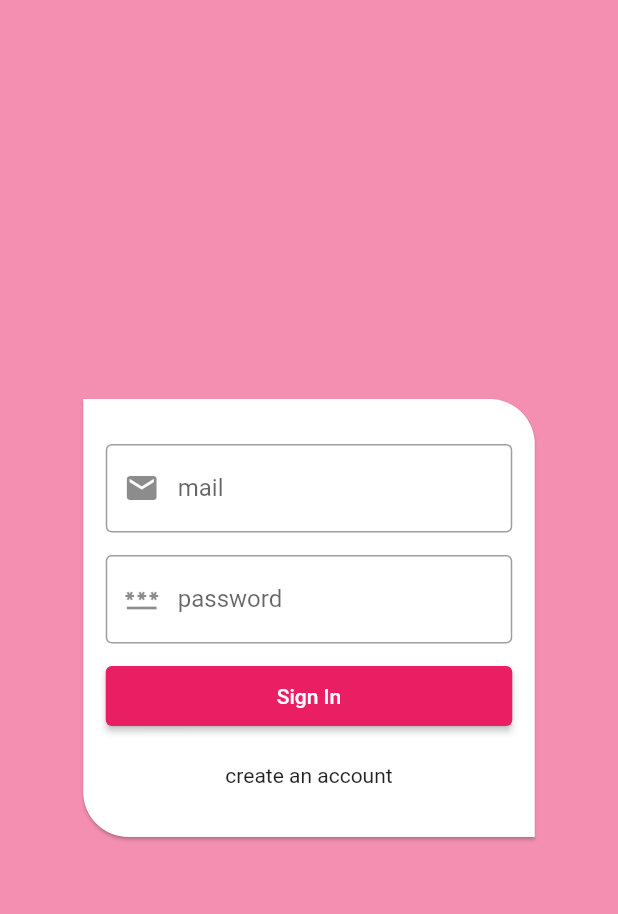
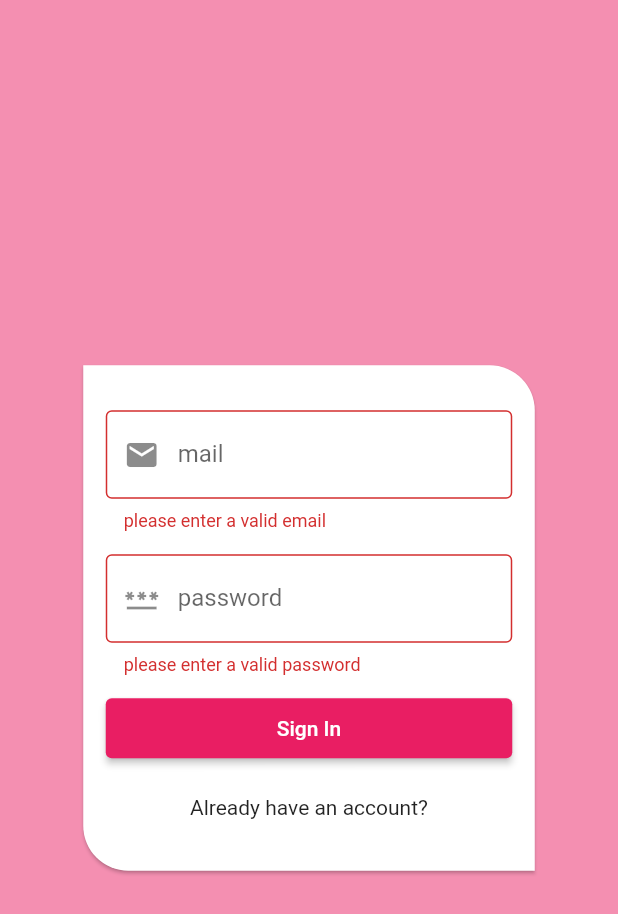
Before and after one commit to Ahmedabdelalem61/chatter-room, a Flutter app: the screen it shows after launch, after a tap on "Sign In", on a phone screen of 412 x 824 dp. Shown: the top 914 px of the screen. Run offline on Flutter 3.47's test engine with Material 2 defaults, Android fonts, the phone set to English and light mode, and no system bars; our stand-ins replace cloud_firestore, firebase_auth, firebase_core, firebase_storage, image_picker; accounts and stored records are empty.

Commit message:
fixing validation and cloud firestore expiration

```diff
--- a/lib/main.dart
+++ b/lib/main.dart
@@ -2,7 +2,6 @@ import 'package:chatterbeings/screens/chat_screen.dart';
 import 'package:firebase_auth/firebase_auth.dart';
 import 'package:firebase_core/firebase_core.dart';
 import 'package:flutter/material.dart';
-
 import 'screens/signin_up_screen.dart';
 
 void main() async{
@@ -20,26 +19,16 @@ void main() async{
 }
 
 class MyApp extends StatelessWidget {
-
-  // This widget is the root of your application.
   @override
   Widget build(BuildContext context) {
     return StreamBuilder(
-      // Initialize FlutterFire:
       stream: FirebaseAuth.instance.authStateChanges(),
       builder: (context, snapshot) {
-        // Check for errors
-
         if (snapshot.hasData) {
           return ChatScreen();
         }else{
           return AuthScreen();
         }
-        return const Center(
-          child:  CircularProgressIndicator(),
-        );
-
-
       },
     );
   }
--- a/lib/screens/chat_screen.dart
+++ b/lib/screens/chat_screen.dart
@@ -9,11 +9,11 @@ class ChatScreen extends StatelessWidget {
   Widget build(BuildContext context) {
     return Scaffold(
       appBar: AppBar(
-        title: Text('Chater'),
+        title: const Text('Chatter'),
         actions: [
           IconButton(
               onPressed: () => FirebaseAuth.instance.signOut(),
-              icon: Icon(Icons.logout))
+              icon: const Icon(Icons.logout))
         ],
       ),
       body: Column(
--- a/lib/screens/signin_up_screen.dart
+++ b/lib/screens/signin_up_screen.dart
@@ -1,5 +1,6 @@
 import 'dart:io';
 
+import 'package:chatterbeings/component/component.dart';
 import 'package:chatterbeings/screens/chat_screen.dart';
 import 'package:cloud_firestore/cloud_firestore.dart';
 import 'package:firebase_storage/firebase_storage.dart';
@@ -13,17 +14,17 @@ class AuthScreen extends StatefulWidget {
 }
 
 class _AuthScreenState extends State<AuthScreen> {
-  String email = '';
-  String username = '';
-  String pass = '';
+  TextEditingController emailController = TextEditingController();
+  TextEditingController usernameController = TextEditingController();
+  TextEditingController passController = TextEditingController();
+  GlobalKey<FormState> formKey = GlobalKey<FormState>();
   bool isLogin = true;
   File? _image = null;
   String imageUrl = '';
   final picker = ImagePicker();
 
-
   Future getImage() async {
-    final pickedFile = await picker.getImage(source: ImageSource.gallery);
+    final pickedFile = await picker.pickImage(source: ImageSource.gallery);
 
     setState(() {
       if (pickedFile != null) {
@@ -39,11 +40,12 @@ class _AuthScreenState extends State<AuthScreen> {
     String authMessages = '';
     if (!isLogin) {
       try {
+        userCredential = await FirebaseAuth.instance
+            .createUserWithEmailAndPassword(
+                email: emailController.text, password: passController.text);
 
-        userCredential = await FirebaseAuth.instance
-            .createUserWithEmailAndPassword(email: email, password: pass);
-
-        var ref = FirebaseStorage.instance.ref()
+        var ref = FirebaseStorage.instance
+            .ref()
             .child('images')
             .child('${userCredential.user!.uid}.jpg');
         await ref.putFile(_image!);
@@ -54,43 +56,29 @@ class _AuthScreenState extends State<AuthScreen> {
             .collection('users/')
             .doc(userCredential.user?.uid)
             .set({
-          'password': pass,
-          'username': username,
-          'email': email,
-          'imageUrl':imageUrl
+          'password': passController.text,
+          'username': usernameController.text,
+          'email': emailController.text,
+          'imageUrl': imageUrl
         });
       } on FirebaseAuthException catch (e) {
-        if (e.code == 'weak-password') {
-          authMessages = e.code;
-          print('The password provided is too weak.');
-          authMessages = e.code;
-        } else if (e.code == 'email-already-in-use') {
-          print('The account already exists for that email.');
-          authMessages = e.code;
-        }
-      } catch (e) {
-        print(e);
-        authMessages = e.toString();
+        showCustomisedAlertDialog(context,
+            exception: e, title: 'filed to register');
       }
     } else {
       try {
-        userCredential = await FirebaseAuth.instance
-            .signInWithEmailAndPassword(email: email, password: pass);
+        userCredential = await FirebaseAuth.instance.signInWithEmailAndPassword(
+            email: emailController.text, password: passController.text);
         FirebaseFirestore.instance
             .collection('users/')
             .doc(userCredential.user?.uid)
             .set({
-          'password': pass,
-          'email': email,
+          'password': passController.text,
+          'email': emailController.text,
         });
       } on FirebaseAuthException catch (e) {
-        if (e.code == 'user-not-found') {
-          authMessages = e.code;
-          print('No user found for that email.');
-        } else if (e.code == 'wrong-password') {
-          authMessages = e.code;
-          print('Wrong password provided for that user.');
-        }
+        showCustomisedAlertDialog(context,
+            exception: e, title: 'filed to login');
       }
     }
 
@@ -103,7 +91,7 @@ class _AuthScreenState extends State<AuthScreen> {
       backgroundColor: Colors.pink[200],
       body: Center(
         child: Container(
-          height: (!isLogin) ? 430 : 300,
+          height: (!isLogin) ? 485 : 345,
           width: MediaQuery.of(context).size.width * .75,
           child: Card(
             shape: const RoundedRectangleBorder(
@@ -115,6 +103,8 @@ class _AuthScreenState extends State<AuthScreen> {
             child: Padding(
               padding: const EdgeInsets.only(
                   top: 30, bottom: 30, right: 15, left: 15),
+              child: Form(
+                key: formKey,
                 child: Column(
                   children: [
                     if (!isLogin)
@@ -123,7 +113,8 @@ class _AuthScreenState extends State<AuthScreen> {
                         children: [
                           CircleAvatar(
                             backgroundColor: Colors.grey[300],
-                          backgroundImage: _image!=null?FileImage(_image!):null,
+                            backgroundImage:
+                                _image != null ? FileImage(_image!) : null,
                           ),
                           OutlinedButton.icon(
                               onPressed: () {
@@ -134,15 +125,13 @@ class _AuthScreenState extends State<AuthScreen> {
                         ],
                       ),
                     if (!isLogin)
-                  SizedBox(height: 10,),
+                      const SizedBox(
+                        height: 10,
+                      ),
                     TextFormField(
+                      controller: emailController,
                       keyboardType: TextInputType.emailAddress,
                       obscureText: false,
-                    onChanged: (val) {
-                      setState(() {
-                        email = val;
-                      });
-                    },
                       validator: (vVali) {
                         if (vVali!.isEmpty)
                           return 'please enter a valid email';
@@ -155,18 +144,14 @@ class _AuthScreenState extends State<AuthScreen> {
                         border: OutlineInputBorder(),
                       ),
                     ),
-                  SizedBox(
+                    const SizedBox(
                       height: 15,
                     ),
                     if (!isLogin)
                       TextFormField(
+                        controller: usernameController,
                         keyboardType: TextInputType.text,
                         obscureText: false,
-                      onChanged: (val) {
-                        setState(() {
-                          username = val;
-                        });
-                      },
                         validator: (vVali) {
                           if (vVali!.isEmpty)
                             return 'please enter a valid user';
@@ -180,18 +165,14 @@ class _AuthScreenState extends State<AuthScreen> {
                         ),
                       ),
                     if (!isLogin)
-                    SizedBox(
+                      const SizedBox(
                         height: 15,
                       ),
                     TextFormField(
+                      controller: passController,
                       obscureText: true,
-                    onChanged: (val) {
-                      setState(() {
-                        pass = val;
-                      });
-                    },
-                    validator: (vVali) {
-                      if (vVali!.isEmpty)
+                      validator: (Vali) {
+                        if (Vali!.isEmpty)
                           return 'please enter a valid password';
                         else
                           return null;
@@ -202,64 +183,40 @@ class _AuthScreenState extends State<AuthScreen> {
                         border: OutlineInputBorder(),
                       ),
                     ),
-                  if (isLogin)
-                    SizedBox(
+                      const SizedBox(
                         height: 15,
                       ),
-                  if (isLogin)
-                    Container(
+                      SizedBox(
                         height: 40,
                         width: MediaQuery.of(context).size.width * .75,
                         child: ElevatedButton(
                           onPressed: () {
                             setState(() {
+                              if(formKey.currentState!.validate())
                               auth(context);
-                                //Navigator.push(context, MaterialPageRoute(builder: (context)=>ChatScreen()));
                             });
                           },
-                            child: Text('Sign In'))),
-                  if (!isLogin)
-                    SizedBox(
-                      height: 10,
+                          child: Text(isLogin ? 'Sign In' : 'register'),
                         ),
-                  if (!isLogin)
-                    Container(
-                        height: 40,
-                        width: MediaQuery.of(context).size.width * .75,
-                        child: ElevatedButton(
-                            onPressed: () {
-
-                              setState(() {
-                                auth(context);
-                                //Scaffold.of(context).showSnackBar(SnackBar(content: Text('wait!!!!'),backgroundColor: Colors.red,));
-                                // Navigator.push(context, MaterialPageRoute(builder: (context)=>ChatScreen()));
-
-                              });
-
-                            },
-                            child: Text('Sign Up'))),
-                  SizedBox(
+                      ),
+                     const SizedBox(
                         height: 25,
                       ),
-                  if (!isLogin)
                       InkWell(
                         onTap: () {
                           setState(() {
                             isLogin = !isLogin;
+                            _image = null;
+                            passController.text = '';
+                            emailController.text = '';
+                            usernameController.text = '';
+                            formKey = GlobalKey<FormState>();
                           });
                         },
-                      child: Text('Already have an account?'),
-                    ),
-                  if (isLogin)
-                    InkWell(
-                      onTap: () {
-                        setState(() {
-                          isLogin = !isLogin;
-                        });
-                      },
-                      child: Text('create an account'),
+                        child: Text(isLogin?'Already have an account?':'create an account'),
                       ),
                   ],
+                ),
               ),
             ),
           ),
```
Also changed, not shown: lib/component/component.dart (added, +72 -0 lines), lib/widgets/messages_container.dart (+5 -4 lines), lib/widgets/new_messages_sender.dart (+6 -1 lines), pubspec.lock. Lines whose indentation alone changed are shown as unchanged.
